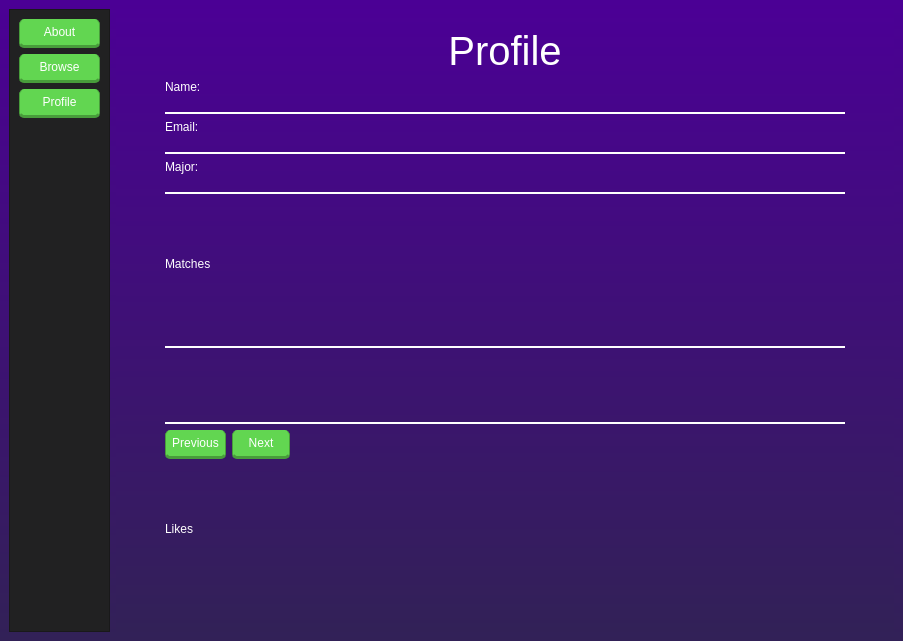
Qt form stinder/ui/Home.ui (gibbons-eddie/Stinder) before a commit.
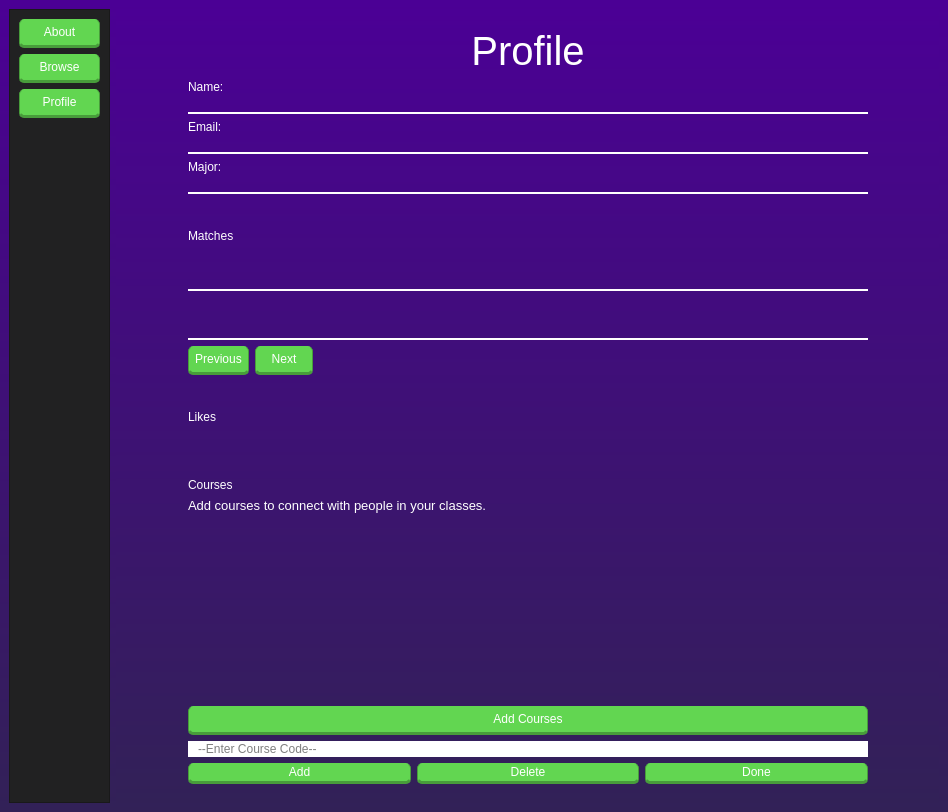
The same form after that commit. The open tabs and pages were chosen to show the change. Icons and pictures are not drawn.

Commit message: readied home.py to accept profile page changes

```diff
--- a/stinder/ui/Home.ui
+++ b/stinder/ui/Home.ui
@@ -6,8 +6,8 @@
    <rect>
     <x>0</x>
     <y>0</y>
-    <width>903</width>
-    <height>641</height>
+    <width>948</width>
+    <height>812</height>
    </rect>
   </property>
   <property name="windowTitle">
@@ -767,202 +767,11 @@
           <property name="frameShadow">
            <enum>QFrame::Raised</enum>
           </property>
-          <layout class="QVBoxLayout" name="verticalLayout">
-           <item>
-            <widget class="QLabel" name="label_4">
-             <property name="font">
-              <font>
-               <pointsize>30</pointsize>
-               <italic>false</italic>
-               <bold>false</bold>
-              </font>
-             </property>
-             <property name="autoFillBackground">
-              <bool>false</bool>
-             </property>
-             <property name="styleSheet">
-              <string notr="true">color: white; 
-font: 30pt &quot;Segoe UI&quot;;
-background: transparent;
-
-</string>
-             </property>
-             <property name="text">
-              <string>Profile</string>
-             </property>
-             <property name="alignment">
-              <set>Qt::AlignCenter</set>
-             </property>
-            </widget>
+          <layout class="QGridLayout" name="gridLayout_9">
+           <item row="21" column="0">
+            <widget class="QListWidget" name="lCourseListWidget"/>
            </item>
-           <item>
-            <widget class="QLabel" name="label">
-             <property name="minimumSize">
-              <size>
-               <width>150</width>
-               <height>0</height>
-              </size>
-             </property>
-             <property name="styleSheet">
-              <string notr="true">color: white; 
-font: 15pt &quot;Segoe UI&quot;;
-background: transparent;
-
-</string>
-             </property>
-             <property name="text">
-              <string>Name:</string>
-             </property>
-            </widget>
-           </item>
-           <item>
-            <widget class="QLabel" name="UserName">
-             <property name="sizePolicy">
-              <sizepolicy hsizetype="Preferred" vsizetype="Fixed">
-               <horstretch>0</horstretch>
-               <verstretch>0</verstretch>
-              </sizepolicy>
-             </property>
-             <property name="minimumSize">
-              <size>
-               <width>300</width>
-               <height>0</height>
-              </size>
-             </property>
-             <property name="styleSheet">
-              <string notr="true">color: white; 
-font: 15pt &quot;Segoe UI&quot;;
-background: transparent;
-border-bottom: 2px solid white;
-
-</string>
-             </property>
-             <property name="text">
-              <string/>
-             </property>
-            </widget>
-           </item>
-           <item>
-            <widget class="QLabel" name="label_2">
-             <property name="minimumSize">
-              <size>
-               <width>150</width>
-               <height>0</height>
-              </size>
-             </property>
-             <property name="styleSheet">
-              <string notr="true">color: white; 
-font: 15pt &quot;Segoe UI&quot;;
-background: transparent;
-
-</string>
-             </property>
-             <property name="text">
-              <string>Email:</string>
-             </property>
-            </widget>
-           </item>
-           <item>
-            <widget class="QLabel" name="UserEmail">
-             <property name="sizePolicy">
-              <sizepolicy hsizetype="Preferred" vsizetype="Fixed">
-               <horstretch>0</horstretch>
-               <verstretch>0</verstretch>
-              </sizepolicy>
-             </property>
-             <property name="minimumSize">
-              <size>
-               <width>300</width>
-               <height>0</height>
-              </size>
-             </property>
-             <property name="styleSheet">
-              <string notr="true">color: white; 
-font: 15pt &quot;Segoe UI&quot;;
-background: transparent;
-border-bottom: 2px solid white;
-
-</string>
-             </property>
-             <property name="text">
-              <string/>
-             </property>
-            </widget>
-           </item>
-           <item>
-            <widget class="QLabel" name="label_3">
-             <property name="minimumSize">
-              <size>
-               <width>150</width>
-               <height>0</height>
-              </size>
-             </property>
-             <property name="styleSheet">
-              <string notr="true">color: white; 
-font: 15pt &quot;Segoe UI&quot;;
-background: transparent;
-
-</string>
-             </property>
-             <property name="text">
-              <string>Major:</string>
-             </property>
-            </widget>
-           </item>
-           <item>
-            <widget class="QLabel" name="UserMajor">
-             <property name="sizePolicy">
-              <sizepolicy hsizetype="Preferred" vsizetype="Fixed">
-               <horstretch>0</horstretch>
-               <verstretch>0</verstretch>
-              </sizepolicy>
-             </property>
-             <property name="minimumSize">
-              <size>
-               <width>300</width>
-               <height>0</height>
-              </size>
-             </property>
-             <property name="styleSheet">
-              <string notr="true">color: white; 
-font: 15pt &quot;Segoe UI&quot;;
-background: transparent;
-border-bottom: 2px solid white;
-
-</string>
-             </property>
-             <property name="text">
-              <string/>
-             </property>
-            </widget>
-           </item>
-           <item>
-            <spacer name="verticalSpacer_2">
-             <property name="orientation">
-              <enum>Qt::Vertical</enum>
-             </property>
-             <property name="sizeHint" stdset="0">
-              <size>
-               <width>20</width>
-               <height>40</height>
-              </size>
-             </property>
-            </spacer>
-           </item>
-           <item>
-            <widget class="QLabel" name="MatchTitle">
-             <property name="styleSheet">
-              <string notr="true">color: white; 
-font: 30pt &quot;Segoe UI&quot;;
-background: transparent;
-</string>
-             </property>
-             <property name="text">
-              <string>Matches</string>
-             </property>
-            </widget>
-           </item>
-           <item>
+           <item row="9" column="0">
             <spacer name="verticalSpacer_6">
              <property name="orientation">
               <enum>Qt::Vertical</enum>
@@ -975,7 +784,7 @@
              </property>
             </spacer>
            </item>
-           <item>
+           <item row="10" column="0">
             <widget class="QLabel" name="MatchName">
              <property name="styleSheet">
               <string notr="true">color: white; 
@@ -988,8 +797,26 @@
              </property>
             </widget>
            </item>
-           <item>
-            <spacer name="verticalSpacer_5">
+           <item row="23" column="0">
+            <widget class="QPushButton" name="AddCoursesBtn">
+             <property name="styleSheet">
+              <string notr="true">font: 500 13pt &quot;Nexa Bold&quot;;
+background-color: rgb(98, 214, 81);
+color: rgb(255, 255, 255);
+border-radius: 5px; border: 2px rgb(33, 33, 34);
+border-bottom: 3px solid rgb(72, 156, 59);
+border-left:  1px solid rgb(72, 156, 59);
+border-right:  1px solid rgb(72, 156, 59);
+padding: 6px;
+</string>
+             </property>
+             <property name="text">
+              <string>Add Courses</string>
+             </property>
+            </widget>
+           </item>
+           <item row="7" column="0">
+            <spacer name="verticalSpacer_2">
              <property name="orientation">
               <enum>Qt::Vertical</enum>
              </property>
@@ -1001,20 +828,14 @@
              </property>
             </spacer>
            </item>
-           <item>
-            <widget class="QLabel" name="MatchEmail">
-             <property name="styleSheet">
-              <string notr="true">color: white; 
-font: 15pt &quot;Segoe UI&quot;;
-background: transparent;
-border-bottom: 2px solid white;</string>
-             </property>
+           <item row="16" column="0">
+            <widget class="QLabel" name="LikesLabel">
              <property name="text">
               <string/>
              </property>
             </widget>
            </item>
-           <item>
+           <item row="13" column="0">
             <layout class="QHBoxLayout" name="MatchLayout">
              <item>
               <widget class="QPushButton" name="prevMatchButton">
@@ -1070,7 +891,46 @@
              </item>
             </layout>
            </item>
-           <item>
+           <item row="2" column="0">
+            <widget class="QLabel" name="UserName">
+             <property name="sizePolicy">
+              <sizepolicy hsizetype="Preferred" vsizetype="Fixed">
+               <horstretch>0</horstretch>
+               <verstretch>0</verstretch>
+              </sizepolicy>
+             </property>
+             <property name="minimumSize">
+              <size>
+               <width>300</width>
+               <height>0</height>
+              </size>
+             </property>
+             <property name="styleSheet">
+              <string notr="true">color: white; 
+font: 15pt &quot;Segoe UI&quot;;
+background: transparent;
+border-bottom: 2px solid white;
+
+</string>
+             </property>
+             <property name="text">
+              <string/>
+             </property>
+            </widget>
+           </item>
+           <item row="19" column="0">
+            <widget class="QLabel" name="CoursesTitle">
+             <property name="styleSheet">
+              <string notr="true">color: white; 
+font: 30pt &quot;Segoe UI&quot;;
+background: transparent;</string>
+             </property>
+             <property name="text">
+              <string>Courses</string>
+             </property>
+            </widget>
+           </item>
+           <item row="14" column="0">
             <spacer name="verticalSpacer_4">
              <property name="orientation">
               <enum>Qt::Vertical</enum>
@@ -1083,7 +943,243 @@
              </property>
             </spacer>
            </item>
-           <item>
+           <item row="12" column="0">
+            <widget class="QLabel" name="MatchEmail">
+             <property name="styleSheet">
+              <string notr="true">color: white; 
+font: 15pt &quot;Segoe UI&quot;;
+background: transparent;
+border-bottom: 2px solid white;</string>
+             </property>
+             <property name="text">
+              <string/>
+             </property>
+            </widget>
+           </item>
+           <item row="11" column="0">
+            <spacer name="verticalSpacer_5">
+             <property name="orientation">
+              <enum>Qt::Vertical</enum>
+             </property>
+             <property name="sizeHint" stdset="0">
+              <size>
+               <width>20</width>
+               <height>40</height>
+              </size>
+             </property>
+            </spacer>
+           </item>
+           <item row="3" column="0">
+            <widget class="QLabel" name="label_2">
+             <property name="minimumSize">
+              <size>
+               <width>150</width>
+               <height>0</height>
+              </size>
+             </property>
+             <property name="styleSheet">
+              <string notr="true">color: white; 
+font: 15pt &quot;Segoe UI&quot;;
+background: transparent;
+
+</string>
+             </property>
+             <property name="text">
+              <string>Email:</string>
+             </property>
+            </widget>
+           </item>
+           <item row="5" column="0">
+            <widget class="QLabel" name="label_3">
+             <property name="minimumSize">
+              <size>
+               <width>150</width>
+               <height>0</height>
+              </size>
+             </property>
+             <property name="styleSheet">
+              <string notr="true">color: white; 
+font: 15pt &quot;Segoe UI&quot;;
+background: transparent;
+
+</string>
+             </property>
+             <property name="text">
+              <string>Major:</string>
+             </property>
+            </widget>
+           </item>
+           <item row="25" column="0">
+            <layout class="QHBoxLayout" name="CourseVertLayout">
+             <item>
+              <widget class="QPushButton" name="AddBtn">
+               <property name="styleSheet">
+                <string notr="true">font: 500 13pt &quot;Nexa Bold&quot;;
+background-color: rgb(98, 214, 81);
+color: rgb(255, 255, 255);
+border-radius: 5px; border: 2px rgb(33, 33, 34);
+border-bottom: 3px solid rgb(72, 156, 59);
+border-left:  1px solid rgb(72, 156, 59);
+border-right:  1px solid rgb(72, 156, 59);
+padding: 2px;
+</string>
+               </property>
+               <property name="text">
+                <string>Add</string>
+               </property>
+              </widget>
+             </item>
+             <item>
+              <widget class="QPushButton" name="DoneBtn">
+               <property name="styleSheet">
+                <string notr="true">font: 500 13pt &quot;Nexa Bold&quot;;
+background-color: rgb(98, 214, 81);
+color: rgb(255, 255, 255);
+border-radius: 5px; border: 2px rgb(33, 33, 34);
+border-bottom: 3px solid rgb(72, 156, 59);
+border-left:  1px solid rgb(72, 156, 59);
+border-right:  1px solid rgb(72, 156, 59);
+padding: 2px;
+</string>
+               </property>
+               <property name="text">
+                <string>Delete</string>
+               </property>
+              </widget>
+             </item>
+             <item>
+              <widget class="QPushButton" name="DeleteBtn">
+               <property name="styleSheet">
+                <string notr="true">font: 500 13pt &quot;Nexa Bold&quot;;
+background-color: rgb(98, 214, 81);
+color: rgb(255, 255, 255);
+border-radius: 5px; border: 2px rgb(33, 33, 34);
+border-bottom: 3px solid rgb(72, 156, 59);
+border-left:  1px solid rgb(72, 156, 59);
+border-right:  1px solid rgb(72, 156, 59);
+padding: 2px;
+</string>
+               </property>
+               <property name="text">
+                <string>Done</string>
+               </property>
+              </widget>
+             </item>
+            </layout>
+           </item>
+           <item row="8" column="0">
+            <widget class="QLabel" name="MatchTitle">
+             <property name="styleSheet">
+              <string notr="true">color: white; 
+font: 30pt &quot;Segoe UI&quot;;
+background: transparent;
+</string>
+             </property>
+             <property name="text">
+              <string>Matches</string>
+             </property>
+            </widget>
+           </item>
+           <item row="24" column="0">
+            <widget class="QLineEdit" name="CourseInputEdit">
+             <property name="styleSheet">
+              <string notr="true">background-color: white;
+border-radius: 10px;
+padding: 0 8px;</string>
+             </property>
+             <property name="placeholderText">
+              <string>--Enter Course Code--</string>
+             </property>
+            </widget>
+           </item>
+           <item row="1" column="0">
+            <widget class="QLabel" name="label">
+             <property name="minimumSize">
+              <size>
+               <width>150</width>
+               <height>0</height>
+              </size>
+             </property>
+             <property name="styleSheet">
+              <string notr="true">color: white; 
+font: 15pt &quot;Segoe UI&quot;;
+background: transparent;
+
+</string>
+             </property>
+             <property name="text">
+              <string>Name:</string>
+             </property>
+            </widget>
+           </item>
+           <item row="6" column="0">
+            <widget class="QLabel" name="UserMajor">
+             <property name="sizePolicy">
+              <sizepolicy hsizetype="Preferred" vsizetype="Fixed">
+               <horstretch>0</horstretch>
+               <verstretch>0</verstretch>
+              </sizepolicy>
+             </property>
+             <property name="minimumSize">
+              <size>
+               <width>300</width>
+               <height>0</height>
+              </size>
+             </property>
+             <property name="styleSheet">
+              <string notr="true">color: white; 
+font: 15pt &quot;Segoe UI&quot;;
+background: transparent;
+border-bottom: 2px solid white;
+
+</string>
+             </property>
+             <property name="text">
+              <string/>
+             </property>
+            </widget>
+           </item>
+           <item row="4" column="0">
+            <widget class="QLabel" name="UserEmail">
+             <property name="sizePolicy">
+              <sizepolicy hsizetype="Preferred" vsizetype="Fixed">
+               <horstretch>0</horstretch>
+               <verstretch>0</verstretch>
+              </sizepolicy>
+             </property>
+             <property name="minimumSize">
+              <size>
+               <width>300</width>
+               <height>0</height>
+              </size>
+             </property>
+             <property name="styleSheet">
+              <string notr="true">color: white; 
+font: 15pt &quot;Segoe UI&quot;;
+background: transparent;
+border-bottom: 2px solid white;
+
+</string>
+             </property>
+             <property name="text">
+              <string/>
+             </property>
+            </widget>
+           </item>
+           <item row="17" column="0">
+            <spacer name="verticalSpacer_3">
+             <property name="orientation">
+              <enum>Qt::Vertical</enum>
+             </property>
+             <property name="sizeHint" stdset="0">
+              <size>
+               <width>20</width>
+               <height>40</height>
+              </size>
+             </property>
+            </spacer>
+           </item>
+           <item row="15" column="0">
             <widget class="QLabel" name="LikesTitle">
              <property name="styleSheet">
               <string notr="true">color: white; 
@@ -1096,25 +1192,44 @@
              </property>
             </widget>
            </item>
-           <item>
-            <widget class="QLabel" name="LikesLabel">
+           <item row="0" column="0">
+            <widget class="QLabel" name="label_4">
+             <property name="font">
+              <font>
+               <pointsize>30</pointsize>
+               <italic>false</italic>
+               <bold>false</bold>
+              </font>
+             </property>
+             <property name="autoFillBackground">
+              <bool>false</bool>
+             </property>
+             <property name="styleSheet">
+              <string notr="true">color: white; 
+font: 30pt &quot;Segoe UI&quot;;
+background: transparent;
+
+</string>
+             </property>
              <property name="text">
-              <string/>
+              <string>Profile</string>
+             </property>
+             <property name="alignment">
+              <set>Qt::AlignCenter</set>
              </property>
             </widget>
            </item>
-           <item>
-            <spacer name="verticalSpacer_3">
-             <property name="orientation">
-              <enum>Qt::Vertical</enum>
+           <item row="20" column="0">
+            <widget class="QLabel" name="courseinstructLabel">
+             <property name="styleSheet">
+              <string notr="true">color: white;
+font: 10pt;
+</string>
              </property>
-             <property name="sizeHint" stdset="0">
-              <size>
-               <width>20</width>
-               <height>40</height>
-              </size>
+             <property name="text">
+              <string>Add courses to connect with people in your classes.</string>
              </property>
-            </spacer>
+            </widget>
            </item>
           </layout>
          </widget>
```
Left out of the diff: 4 changed lines with no effect on the pictures. The commit also changes 2 other files.
